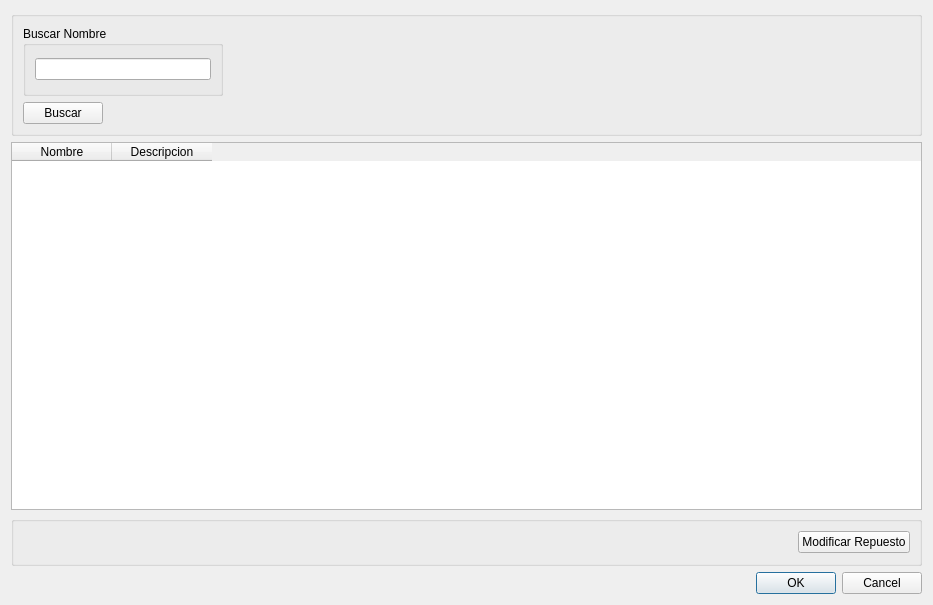
guilleurrutia10/division-transporte, file src/ui/DialogMuestraLosRepuestos.ui: the form before one commit.
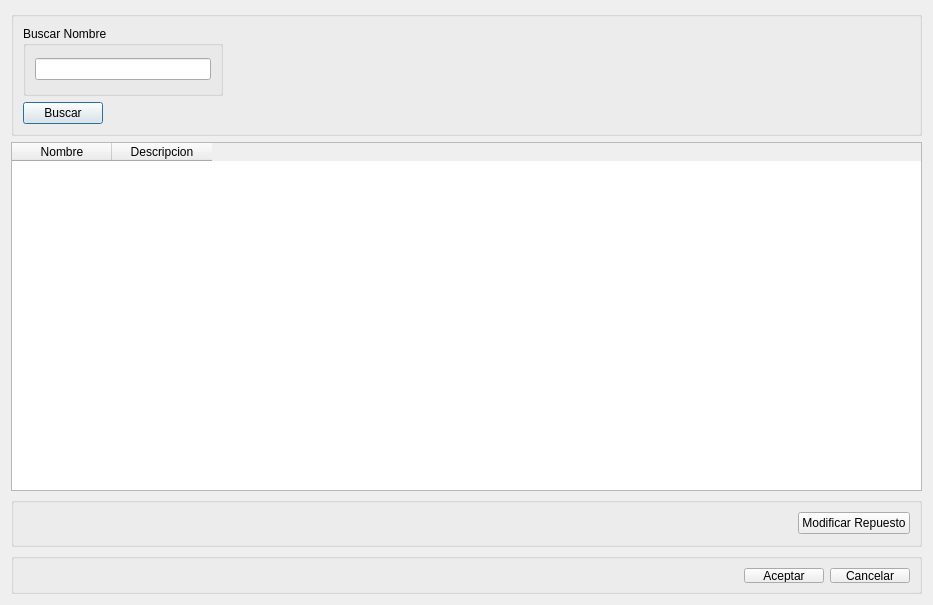
The form after the commit.

Commit message: modificaciones ui con group box parte 2

What changed in the file:
```diff
--- a/src/ui/DialogMuestraLosRepuestos.ui
+++ b/src/ui/DialogMuestraLosRepuestos.ui
@@ -125,13 +125,63 @@
     </widget>
    </item>
    <item>
-    <widget class="QDialogButtonBox" name="buttonBox">
-     <property name="orientation">
-      <enum>Qt::Horizontal</enum>
+    <widget class="QGroupBox" name="groupBoxButtonBox">
+     <property name="minimumSize">
+      <size>
+       <width>271</width>
+       <height>41</height>
+      </size>
      </property>
-     <property name="standardButtons">
-      <set>QDialogButtonBox::Cancel|QDialogButtonBox::Ok</set>
+     <property name="maximumSize">
+      <size>
+       <width>16777215</width>
+       <height>41</height>
+      </size>
      </property>
+     <property name="title">
+      <string/>
+     </property>
+     <layout class="QGridLayout" name="gridLayout_2">
+      <property name="leftMargin">
+       <number>9</number>
+      </property>
+      <property name="topMargin">
+       <number>9</number>
+      </property>
+      <property name="rightMargin">
+       <number>9</number>
+      </property>
+      <property name="bottomMargin">
+       <number>8</number>
+      </property>
+      <item row="0" column="1">
+       <widget class="QPushButton" name="pushButtonAceptar">
+        <property name="text">
+         <string>Aceptar</string>
+        </property>
+       </widget>
+      </item>
+      <item row="0" column="2">
+       <widget class="QPushButton" name="pushButtonCancelar">
+        <property name="text">
+         <string>Cancelar</string>
+        </property>
+       </widget>
+      </item>
+      <item row="0" column="0">
+       <spacer name="horizontalSpacer_2">
+        <property name="orientation">
+         <enum>Qt::Horizontal</enum>
+        </property>
+        <property name="sizeHint" stdset="0">
+         <size>
+          <width>40</width>
+          <height>20</height>
+         </size>
+        </property>
+       </spacer>
+      </item>
+     </layout>
     </widget>
    </item>
   </layout>
```
Left out of the diff: 35 changed lines with no effect on the pictures. The commit also changes 28 other files.
